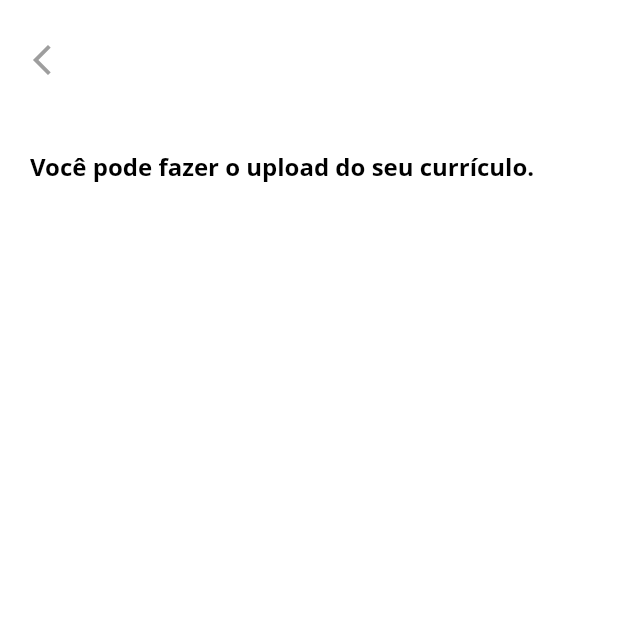
After one commit to islycodes/jobfinder-flutter, a Flutter app: the TelaCV screen opened by its route, on a phone screen of 412 x 824 dp, the top half of it. The commit adds this screen. Run offline on Flutter 3.47's test engine with Material 2 defaults, Android fonts, the phone set to English and light mode, and no system bars; our stand-ins replace flutter_svg; Roboto replaces fonts that are missing (Open Sans).

Commit message:
add tela perfil

```diff
--- /dev/null
+++ b/lib/pages/view/perfil/tela_cv.dart
@@ -0,0 +1,61 @@
+import 'package:flutter/material.dart';
+
+class TelaCV extends StatefulWidget {
+  const TelaCV({super.key});
+
+  @override
+  State<TelaCV> createState() => _TelaCVState();
+}
+
+class _TelaCVState extends State<TelaCV> {
+  @override
+  Widget build(BuildContext context) {
+    return Scaffold(
+      backgroundColor: Colors.white,
+      extendBodyBehindAppBar: false,
+      appBar: AppBar(
+        backgroundColor: Colors.white,
+        elevation: 0,
+        toolbarHeight: 80,
+        leading: IconButton(
+          icon: Icon(Icons.arrow_back_ios_new, color: Colors.grey),
+          onPressed: () => Navigator.of(context).pop(),
+        ),
+      ),
+      body: SingleChildScrollView(
+        child: Container(
+          child: Padding(
+            padding: EdgeInsets.all(20),
+            child: Form(
+              child: Column(children: [
+                Column(
+                  mainAxisAlignment: MainAxisAlignment.spaceBetween,
+                  children: [
+                    Row(
+                      crossAxisAlignment: CrossAxisAlignment.start,
+                      children: [
+                        Text(
+                          'Você pode fazer o upload do seu currículo.',
+                          style: TextStyle(
+                            color: Colors.black,
+                            fontSize: 16,
+                            fontFamily: "Open Sans",
+                            fontWeight: FontWeight.w700,
+                          ),
+                        ),
+                      ],
+                    ),
+                    SizedBox(
+                      height: 300,
+                      width: 300,
+                    )
+                  ],
+                ),
+              ]),
+            ),
+          ),
+        ),
+      ),
+    );
+  }
+}
--- a/lib/pages/view/tela_dados.dart
+++ b/lib/pages/view/perfil/tela_dados.dart
@@ -1,6 +1,6 @@
 import 'package:flutter/material.dart';
 
-import '../../../../components/campoTexto2.dart';
+import '../../../../../components/campoTexto2.dart';
 
 class TelaDados extends StatefulWidget {
   const TelaDados({super.key});
```
Also changed, not shown: lib/main.dart (+8 -2 lines), lib/pages/view/perfil/tela_candidaturas.dart (added, +16 -0 lines), lib/pages/view/perfil/tela_vgsalva.dart (added, +16 -0 lines), lib/pages/view/perfil/tela_perfil.dart (renamed from lib/pages/view/tela_perfil.dart).
